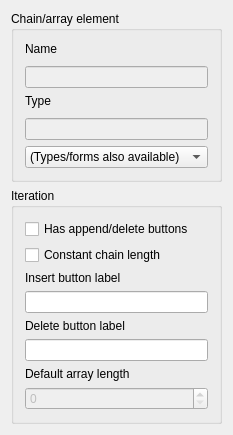
Old version of the form lavape/src/LavaPE_UI/idd_chainformpage.ui in the repository berkus/lavape.
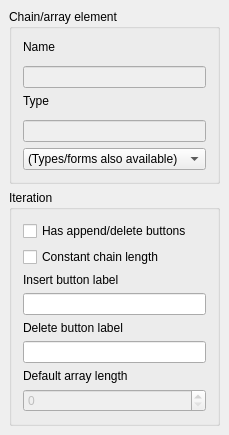
New version of the form.

Patch:
```diff
--- a/lavape/src/LavaPE_UI/idd_chainformpage.ui
+++ b/lavape/src/LavaPE_UI/idd_chainformpage.ui
@@ -25,7 +25,7 @@
   </property>
   <layout class="QVBoxLayout" >
    <property name="margin" >
-    <number>11</number>
+    <number>9</number>
    </property>
    <property name="spacing" >
     <number>6</number>
```
Left out of the diff: 17 changed lines with no effect on the pictures.
